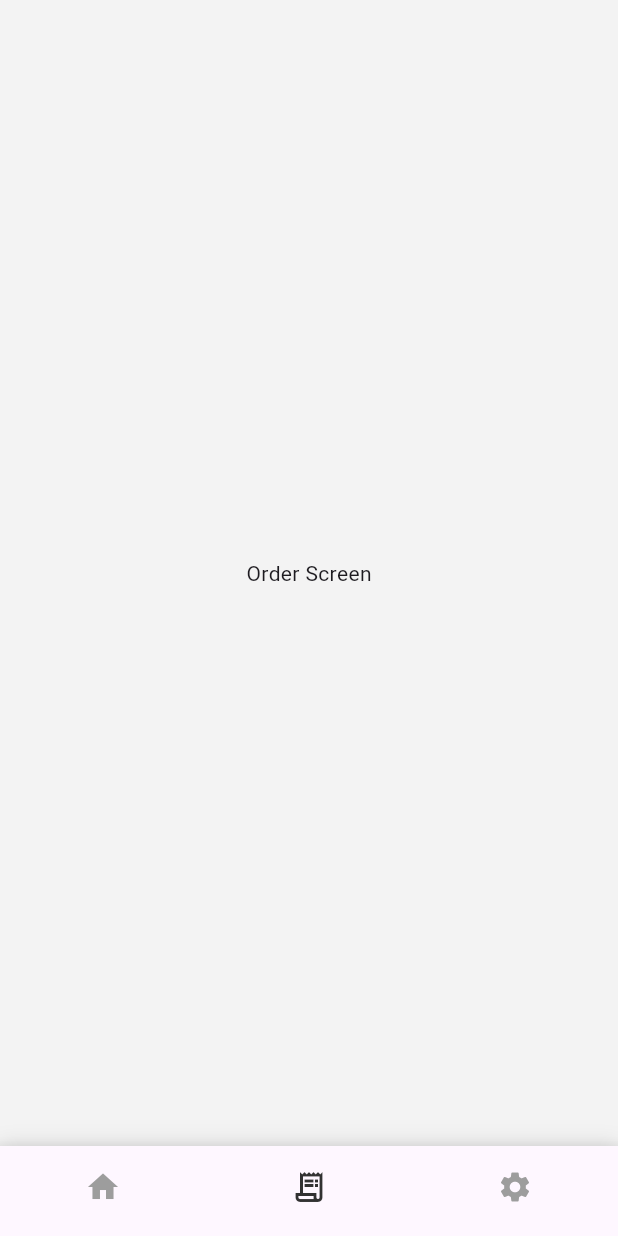
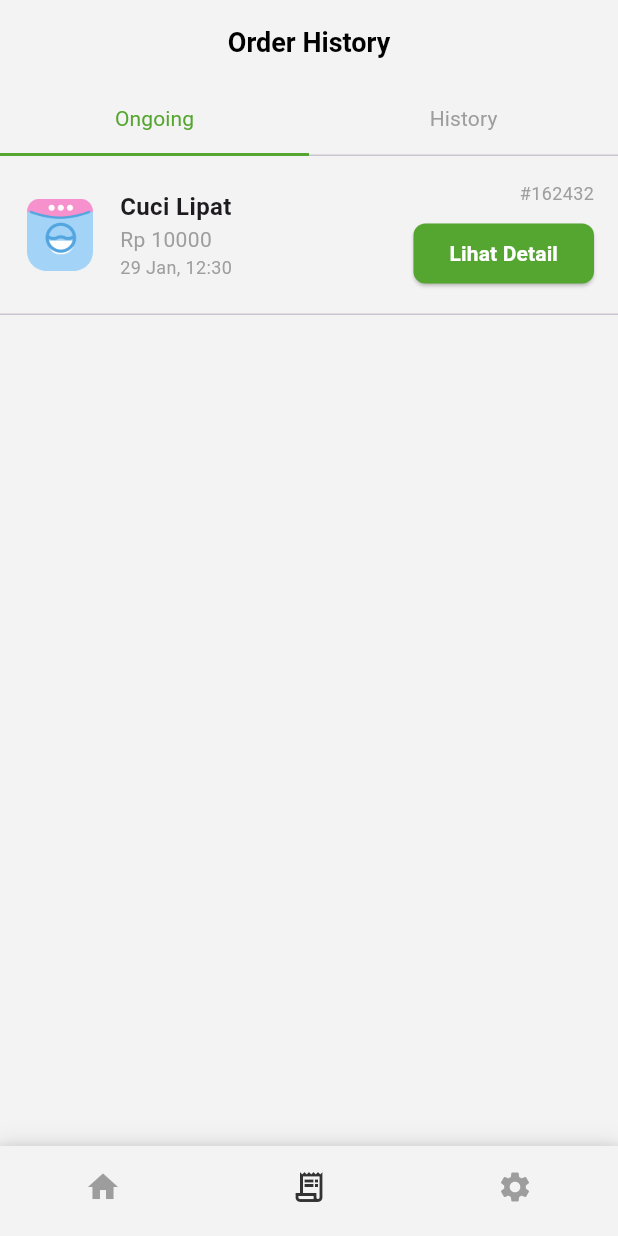
Before and after one commit to Niconi/go_laundry, a Flutter app: the HomeScreen screen opened directly, item 2 of the bottom bar chosen, on a phone screen of 412 x 824 dp. Run offline on Flutter 3.47's test engine with Material 3 defaults, Android fonts, the light colour scheme and no system bars; our stand-ins replace google_fonts, sliding_up_panel.

Commit message:
"Added BouncingScrollPhysics to several widgets, updated imports and code in various files, and made minor changes to UI components."

```diff
--- a/lib/content/home_screen_content.dart
+++ b/lib/content/home_screen_content.dart
@@ -42,6 +42,7 @@ class HomeScreenContent extends StatelessWidget {
     return Scaffold(
       backgroundColor: backgroundColor,
       body: SingleChildScrollView(
+        physics: const BouncingScrollPhysics(),
         padding: const EdgeInsets.symmetric(horizontal: 20.0),
         child: Column(
           crossAxisAlignment: CrossAxisAlignment.start,
--- /dev/null
+++ b/lib/content/order_screen_content.dart
@@ -0,0 +1,121 @@
+import 'package:flutter/material.dart';
+import 'package:go_laundry/models/order.dart';
+import 'package:go_laundry/models/service_type.dart';
+import 'package:go_laundry/themes.dart';
+import 'package:go_laundry/widgets/order_list_item.dart';
+import 'package:flutter/services.dart';
+
+class OrderScreenContent extends StatefulWidget {
+  const OrderScreenContent({Key? key}) : super(key: key);
+
+  @override
+  State<OrderScreenContent> createState() => _OrderScreenContentState();
+}
+
+class _OrderScreenContentState extends State<OrderScreenContent>
+    with SingleTickerProviderStateMixin {
+  late TabController _tabController;
+
+  final List<Order> ongoingOrders = [
+    Order(
+      id: '162432',
+      serviceType: ServiceType.cuciLipat,
+      price: 10000,
+      date: DateTime(2024, 1, 29, 12, 30),
+      iconPath: 'assets/icons/lipat.png',
+    ),
+  ];
+
+  final List<Order> historyOrders = [
+    Order(
+      id: '242432',
+      serviceType: ServiceType.cuciSetrika,
+      price: 10000,
+      date: DateTime(2024, 1, 30, 12, 30),
+      iconPath: 'assets/icons/setrika.png',
+    ),
+  ];
+
+  @override
+  void initState() {
+    super.initState();
+    _tabController = TabController(length: 2, vsync: this);
+  }
+
+  @override
+  void dispose() {
+    _tabController.dispose();
+    super.dispose();
+  }
+
+  @override
+  Widget build(BuildContext context) {
+    return Scaffold(
+      backgroundColor:
+          backgroundColor, // Menambahkan background color untuk seluruh screen
+      appBar: AppBar(
+        automaticallyImplyLeading: false,
+        centerTitle: true,
+        title: const Text(
+          'Order History',
+          style: TextStyle(
+            fontSize: 18,
+            fontWeight: FontWeight.w600,
+            color: Colors.black,
+          ),
+        ),
+        backgroundColor: backgroundColor,
+        elevation: 0,
+        bottom: TabBar(
+          enableFeedback: true,
+          controller: _tabController,
+          onTap: (index) {
+            HapticFeedback.vibrate();
+          },
+          tabs: const [
+            Tab(
+              text: 'Ongoing',
+            ),
+            Tab(
+              text: 'History',
+            ),
+          ],
+          labelStyle: regularText14,
+          labelColor: limeGreenColor,
+          unselectedLabelColor: grayColor,
+          indicatorColor: limeGreenColor,
+          indicatorSize: TabBarIndicatorSize.tab,
+          indicator: UnderlineTabIndicator(
+              borderSide: BorderSide(color: limeGreenColor, width: 2)),
+        ),
+      ),
+      body: Container(
+        color: backgroundColor,
+        child: TabBarView(
+          physics: const BouncingScrollPhysics(),
+          controller: _tabController,
+          children: [
+            ListView.builder(
+              itemCount: ongoingOrders.length,
+              itemBuilder: (context, index) {
+                return OrderListItem(
+                  order: ongoingOrders[index],
+                  onDetailPressed: () {},
+                );
+              },
+            ),
+            ListView.builder(
+              itemCount: historyOrders.length,
+              itemBuilder: (context, index) {
+                return OrderListItem(
+                  order: historyOrders[index],
+                  onDetailPressed: () {},
+                );
+              },
+            ),
+          ],
+        ),
+      ),
+    );
+  }
+}
--- /dev/null
+++ b/lib/models/order.dart
@@ -0,0 +1,17 @@
+import 'package:go_laundry/models/service_type.dart';
+
+class Order {
+  final String id;
+  final ServiceType serviceType;
+  final double price;
+  final DateTime date;
+  final String iconPath;
+
+  Order({
+    required this.id,
+    required this.serviceType,
+    required this.price,
+    required this.date,
+    required this.iconPath,
+  });
+}
--- /dev/null
+++ b/lib/models/service_type.dart
@@ -0,0 +1,8 @@
+enum ServiceType {
+  cuciLipat,
+  cuciSetrika,
+  cuciKering,
+  cuciTas,
+  cuciSepatu,
+  cuciKarpet
+}
--- a/lib/screen/home/home_screen.dart
+++ b/lib/screen/home/home_screen.dart
@@ -1,5 +1,6 @@
 import 'package:flutter/material.dart';
 import 'package:go_laundry/content/home_screen_content.dart';
+import 'package:go_laundry/content/order_screen_content.dart';
 import 'package:go_laundry/themes.dart';
 import 'package:go_laundry/widgets/bottom_nav_bar.dart';
 import 'package:go_laundry/screen/order/order_screen.dart';
@@ -17,7 +18,7 @@ class _HomeScreenState extends State<HomeScreen> {
 
   final List<Widget> _screens = [
     const HomeScreenContent(),
-    const OrderScreen(),
+    const OrderScreenContent(),
     const SettingsScreen(),
   ];
 
--- a/lib/screen/order/order_customization.dart
+++ b/lib/screen/order/order_customization.dart
@@ -30,6 +30,7 @@ class OrderCustomization extends StatelessWidget {
             children: [
               Expanded(
                 child: SingleChildScrollView(
+                  physics: const BouncingScrollPhysics(),
                   child: Column(
                     crossAxisAlignment: CrossAxisAlignment.start,
                     children: [
--- a/lib/screen/wallet/transaction_screen.dart
+++ b/lib/screen/wallet/transaction_screen.dart
@@ -9,7 +9,6 @@ import 'package:sliding_up_panel/sliding_up_panel.dart';
 class TransactionScreen extends StatelessWidget {
   const TransactionScreen({Key? key}) : super(key: key);
 
-  // Sample data initialization
   TransactionModel get transactionData => TransactionModel(
         balance: 3000000,
         transactions: [
@@ -21,13 +20,13 @@ class TransactionScreen extends StatelessWidget {
           ),
           TransactionItem(
             date: DateTime(2024, 10, 28),
-            serviceIcon: 'assets/icons/kering.png',
+            serviceIcon: 'assets/icons/setrika.png',
             serviceChoice: 'CUCI SETRIKA 5 KG',
             amount: 50000,
           ),
           TransactionItem(
             date: DateTime(2024, 11, 2),
-            serviceIcon: 'assets/icons/kering.png',
+            serviceIcon: 'assets/icons/sepatu.png',
             serviceChoice: 'CUCI SEPATU 5 KG',
             amount: 90000,
           ),
@@ -54,7 +53,6 @@ class TransactionScreen extends StatelessWidget {
               maxHeight: height - panelMinHeight,
             ),
           ),
-          // Sliding Panel
           SlidingUpPanel(
             minHeight: panelMinHeight,
             maxHeight: panelMaxHeight,
@@ -99,7 +97,7 @@ class TransactionScreen extends StatelessWidget {
                 ],
               ),
             ),
-            body: const SizedBox.shrink(), // Empty body since we're using Stack
+            body: const SizedBox.shrink(),
           ),
         ],
       ),
--- a/lib/widgets/bottom_nav_bar.dart
+++ b/lib/widgets/bottom_nav_bar.dart
@@ -33,6 +33,7 @@ class CustomBottomNavBar extends StatelessWidget {
           highlightColor: transparentColor,
         ),
         child: BottomNavigationBar(
+          backgroundColor: backgroundColor,
           currentIndex: currentIndex,
           onTap: onTap,
           selectedItemColor: activeColor,
--- a/lib/widgets/dashed_divider.dart
+++ b/lib/widgets/dashed_divider.dart
@@ -1,8 +1,7 @@
 import 'package:flutter/material.dart';
-import 'dart:math' as math;
 
 class DashedDivider extends StatelessWidget {
-  const DashedDivider({Key? key}) : super(key: key);
+  const DashedDivider({super.key});
 
   @override
   Widget build(BuildContext context) {
--- /dev/null
+++ b/lib/widgets/detail_button.dart
@@ -0,0 +1,28 @@
+import 'package:flutter/material.dart';
+import 'package:go_laundry/themes.dart';
+
+class DetailButton extends StatelessWidget {
+  final VoidCallback onPressed;
+
+  const DetailButton({
+    Key? key,
+    required this.onPressed,
+  }) : super(key: key);
+
+  @override
+  Widget build(BuildContext context) {
+    return ElevatedButton(
+      onPressed: onPressed,
+      style: ElevatedButton.styleFrom(
+        backgroundColor: limeGreenColor,
+        shape: RoundedRectangleBorder(
+          borderRadius: BorderRadius.circular(8),
+        ),
+      ),
+      child: Text(
+        'Lihat Detail',
+        style: semiBoldText14.copyWith(color: whiteColor),
+      ),
+    );
+  }
+}
--- /dev/null
+++ b/lib/widgets/order_list_item.dart
@@ -0,0 +1,82 @@
+import 'package:flutter/material.dart';
+import 'package:go_laundry/models/order.dart';
+import 'package:go_laundry/models/service_type.dart';
+import 'package:go_laundry/widgets/detail_button.dart';
+import 'package:intl/intl.dart';
+
+class OrderListItem extends StatelessWidget {
+  final Order order;
+  final VoidCallback onDetailPressed;
+
+  const OrderListItem({
+    Key? key,
+    required this.order,
+    required this.onDetailPressed,
+  }) : super(key: key);
+
+  @override
+  Widget build(BuildContext context) {
+    return Column(
+      children: [
+        Padding(
+          padding: const EdgeInsets.all(16.0),
+          child: Row(
+            children: [
+              Image.asset(
+                order.iconPath,
+                width: 48,
+                height: 48,
+              ),
+              const SizedBox(width: 16),
+              Expanded(
+                child: Column(
+                  crossAxisAlignment: CrossAxisAlignment.start,
+                  children: [
+                    Text(
+                      order.serviceType == ServiceType.cuciLipat
+                          ? 'Cuci Lipat'
+                          : 'Cuci Setrika',
+                      style: const TextStyle(
+                        fontSize: 16,
+                        fontWeight: FontWeight.bold,
+                      ),
+                    ),
+                    Text(
+                      'Rp ${order.price.toStringAsFixed(0)}',
+                      style: const TextStyle(
+                        fontSize: 14,
+                        color: Colors.grey,
+                      ),
+                    ),
+                    Text(
+                      DateFormat('dd MMM, HH:mm').format(order.date),
+                      style: const TextStyle(
+                        fontSize: 12,
+                        color: Colors.grey,
+                      ),
+                    ),
+                  ],
+                ),
+              ),
+              Column(
+                crossAxisAlignment: CrossAxisAlignment.end,
+                children: [
+                  Text(
+                    '#${order.id}',
+                    style: const TextStyle(
+                      color: Colors.grey,
+                      fontSize: 12,
+                    ),
+                  ),
+                  const SizedBox(height: 8),
+                  DetailButton(onPressed: onDetailPressed),
+                ],
+              ),
+            ],
+          ),
+        ),
+        const Divider(height: 1),
+      ],
+    );
+  }
+}
--- a/lib/widgets/receipt_card.dart
+++ b/lib/widgets/receipt_card.dart
@@ -4,7 +4,6 @@ import 'package:go_laundry/screen/home/home_screen.dart';
 import 'package:go_laundry/themes.dart';
 import 'package:go_laundry/widgets/custom_button.dart';
 import '../../models/receipt_model.dart';
-import 'close_button_widget.dart';
 import 'receipt_header.dart';
 import 'receipt_details_section.dart';
 import 'dashed_divider.dart';
@@ -12,7 +11,7 @@ import 'dashed_divider.dart';
 class ReceiptCard extends StatelessWidget {
   final ReceiptModel receipt;
 
-  const ReceiptCard({Key? key, required this.receipt}) : super(key: key);
+  const ReceiptCard({super.key, required this.receipt});
 
   @override
   Widget build(BuildContext context) {
--- a/lib/widgets/service_type_box.dart
+++ b/lib/widgets/service_type_box.dart
@@ -96,7 +96,7 @@ class _ServiceTypeBoxState extends State<ServiceTypeBox> {
                   controller: _scrollController,
                   child: ListView.separated(
                     controller: _scrollController,
-                    physics: const AlwaysScrollableScrollPhysics(),
+                    physics: const BouncingScrollPhysics(),
                     itemCount: _serviceOption.options.length,
                     itemBuilder: (context, index) {
                       final option = _serviceOption.options[index];
```
Also changed, not shown: lib/widgets/transaction_list.dart (+0 -7 lines), lib/content/settings_screen_content.dart (added).
